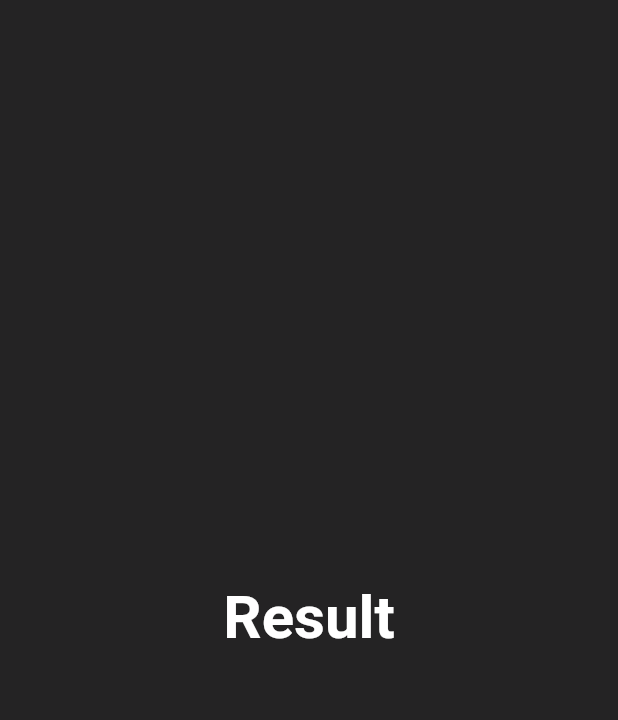
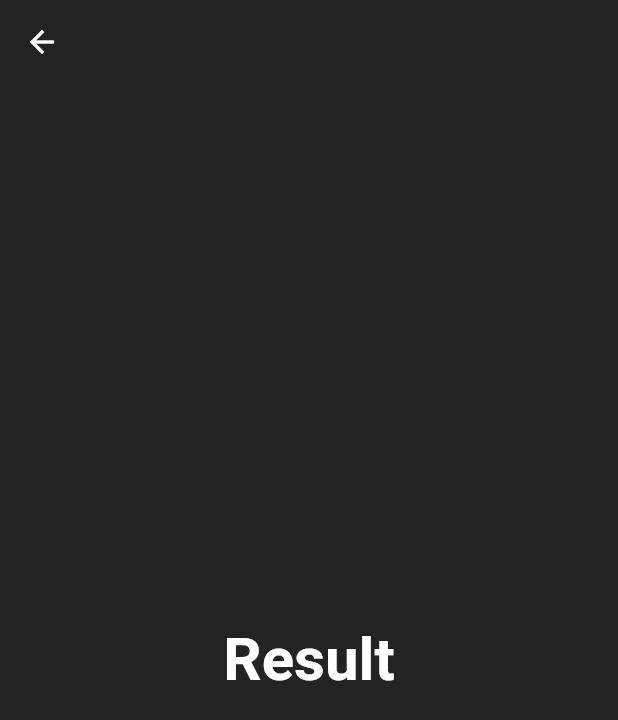
Before and after one commit to AnJasid/bmi_calculator, a Flutter app: the screen it shows after launch, after a tap on "Calculate", on a phone screen of 412 x 824 dp. Shown: the top 720 px of the screen. Run offline on Flutter 3.47's test engine with Material 2 defaults, Android fonts, the phone set to English and light mode, and no system bars.

Commit message:
Result screen updated

```diff
--- a/lib/main.dart
+++ b/lib/main.dart
@@ -13,6 +13,10 @@ class MyApp extends StatelessWidget {
       home: const HomeScreen(),
       theme: ThemeData().copyWith(
         scaffoldBackgroundColor: const Color.fromARGB(255, 36, 35, 36),
+        appBarTheme: const AppBarTheme().copyWith(
+          elevation: 0,
+          backgroundColor: const Color.fromARGB(255, 36, 35, 36),
+        ),
       ),
     );
   }
--- a/lib/screens/home_screen.dart
+++ b/lib/screens/home_screen.dart
@@ -23,7 +23,7 @@ class HomeScreen extends StatelessWidget {
         ],
       ),
       body: Padding(
-        padding: const EdgeInsets.fromLTRB(25, 70, 25, 18),
+        padding: const EdgeInsets.fromLTRB(25, 40, 25, 18),
         child: Column(
           crossAxisAlignment: CrossAxisAlignment.start,
           children: <Widget>[
@@ -89,6 +89,7 @@ class HomeScreen extends StatelessWidget {
             CustomButton(
               btnLabel: 'Calculate',
               onTap: () {
+                // to move to result screen
                 Navigator.push(
                   context,
                   MaterialPageRoute(
--- a/lib/screens/result_screen.dart
+++ b/lib/screens/result_screen.dart
@@ -5,8 +5,9 @@ class ResultScreen extends StatelessWidget {
 
   @override
   Widget build(BuildContext context) {
-    return const Scaffold(
-      body: Center(
+    return Scaffold(
+      appBar: AppBar(),
+      body: const Center(
         child: Column(
           mainAxisAlignment: MainAxisAlignment.center,
           children: [
```
